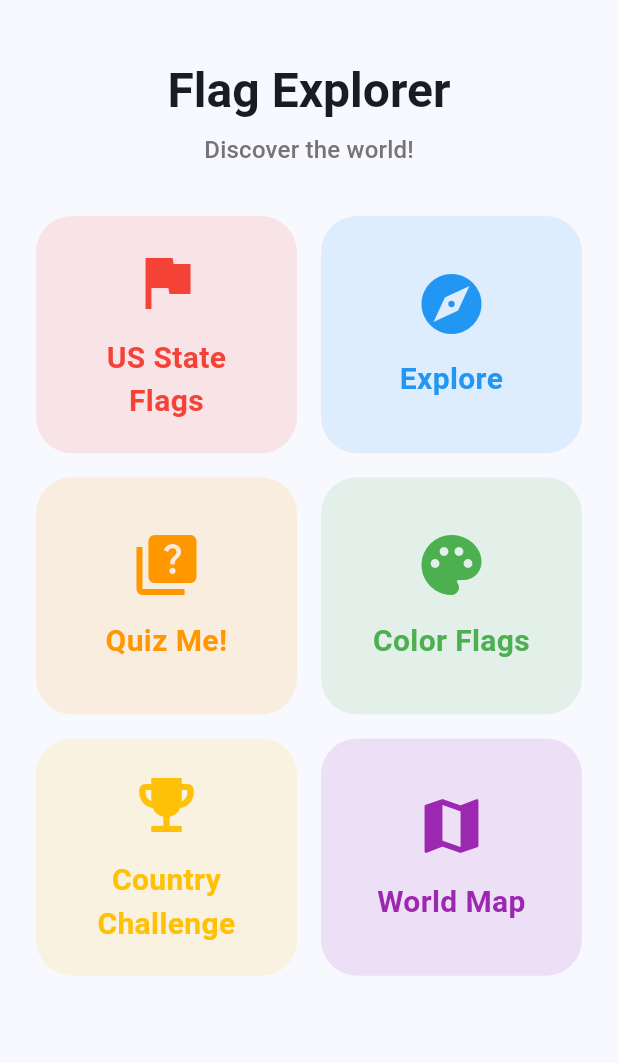
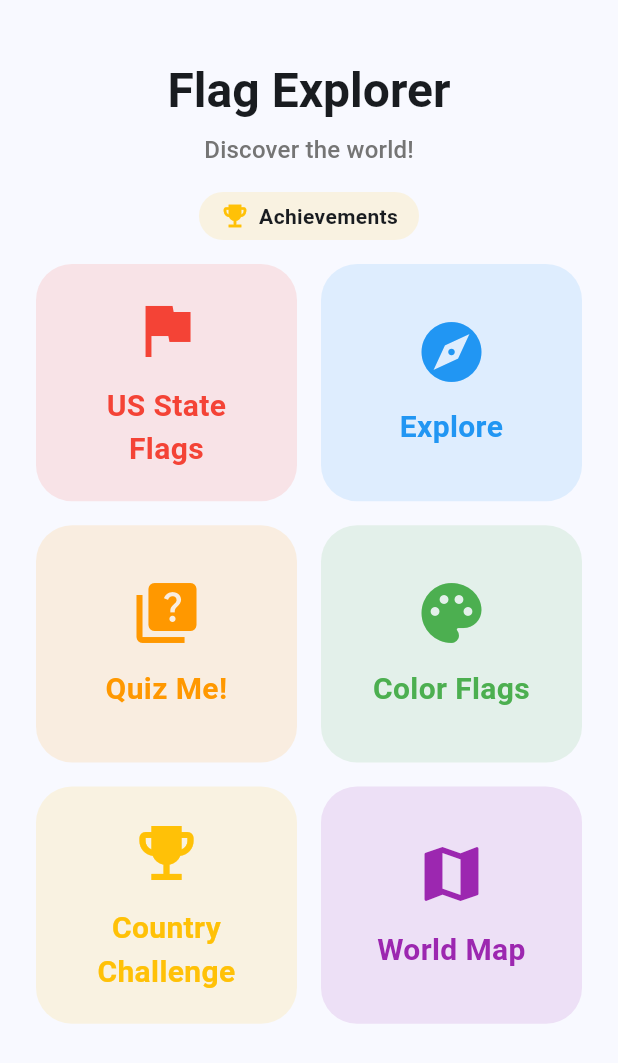
Before and after one commit to Jchishti/flag_explorer, a Flutter app: the screen it shows after launch, on a phone screen of 412 x 824 dp. Shown: the top 1063 px of the screen. Run offline on Flutter 3.47's test engine with Material 3 defaults, Android fonts, the light colour scheme and no system bars; our stand-ins replace flutter_tts, shared_preferences; missing offline and left inert: countries_world_map, country_flags, interactive_world_map.

Commit message:
Add achievement system with 30+ unlockable achievements and animated toast notifications
30 achievements across all features: first steps (explore, quiz, color, map, TTS), quiz streaks (5/10/25/50), Country Challenge medals (bronze/silver/gold/10 golds/continental champion), exploration milestones (10/50/100 countries, all continents), US state flags (streaks, speed scores), teacher mode, map features, and 4 secret achievements (Night Owl, Early Bird, Ice Explorer, Perfect Score). Achievements persisted to SharedPreferences. Animated slide-down toast with icon when unlocked. Achievements screen accessible from home.

Co-Authored-By: Oz <oz-agent@warp.dev>

```diff
--- a/lib/main.dart
+++ b/lib/main.dart
@@ -2,11 +2,13 @@ import 'package:flutter/material.dart';
 import 'package:flutter/services.dart';
 
 import 'screens/home_screen.dart';
+import 'services/achievement_service.dart';
 import 'services/player_service.dart';
 
 void main() {
   WidgetsFlutterBinding.ensureInitialized();
   PlayerService.instance.load();
+  AchievementService.instance.load();
   SystemChrome.setPreferredOrientations([
     DeviceOrientation.portraitUp,
     DeviceOrientation.landscapeLeft,
@@ -21,6 +23,7 @@ class FlagExplorerApp extends StatelessWidget {
   @override
   Widget build(BuildContext context) {
     return MaterialApp(
+      navigatorKey: AchievementService.navigatorKey,
       title: 'Flag Explorer',
       debugShowCheckedModeBanner: false,
       theme: ThemeData(
--- /dev/null
+++ b/lib/models/achievement.dart
@@ -0,0 +1,283 @@
+import 'package:flutter/material.dart';
+
+/// A single achievement definition.
+class Achievement {
+  const Achievement({
+    required this.id,
+    required this.title,
+    required this.description,
+    required this.icon,
+    required this.color,
+    this.secret = false,
+  });
+
+  final String id;
+  final String title;
+  final String description;
+  final IconData icon;
+  final Color color;
+
+  /// Secret achievements are hidden until unlocked.
+  final bool secret;
+}
+
+/// All achievements in the app.
+const List<Achievement> allAchievements = [
+  // ─── First steps ───────────────────────────────────────────────────
+  Achievement(
+    id: 'first_explore',
+    title: 'World Opener',
+    description: 'View your first country in Explore',
+    icon: Icons.explore,
+    color: Colors.blue,
+  ),
+  Achievement(
+    id: 'first_quiz',
+    title: 'Quiz Rookie',
+    description: 'Complete your first quiz question',
+    icon: Icons.quiz,
+    color: Colors.orange,
+  ),
+  Achievement(
+    id: 'first_color',
+    title: 'Young Artist',
+    description: 'Color your first flag',
+    icon: Icons.palette,
+    color: Colors.green,
+  ),
+  Achievement(
+    id: 'first_map_tap',
+    title: 'Globe Trotter',
+    description: 'Tap a country on the World Map',
+    icon: Icons.map,
+    color: Colors.purple,
+  ),
+  Achievement(
+    id: 'first_tts',
+    title: 'Polyglot Beginner',
+    description: 'Listen to "hello" in any language',
+    icon: Icons.volume_up,
+    color: Colors.teal,
+  ),
+
+  // ─── Quiz streaks ──────────────────────────────────────────────────
+  Achievement(
+    id: 'streak_5',
+    title: 'Warming Up',
+    description: 'Get a 5-question streak',
+    icon: Icons.local_fire_department,
+    color: Colors.deepOrange,
+  ),
+  Achievement(
+    id: 'streak_10',
+    title: 'On Fire',
+    description: 'Get a 10-question streak',
+    icon: Icons.local_fire_department,
+    color: Colors.deepOrange,
+  ),
+  Achievement(
+    id: 'streak_25',
+    title: 'Unstoppable',
+    description: 'Get a 25-question streak',
+    icon: Icons.local_fire_department,
+    color: Colors.red,
+  ),
+  Achievement(
+    id: 'streak_50',
+    title: 'Geography Genius',
+    description: 'Get a 50-question streak',
+    icon: Icons.psychology,
+    color: Colors.red,
+  ),
+
+  // ─── Country Challenge medals ──────────────────────────────────────
+  Achievement(
+    id: 'medal_first_bronze',
+    title: 'Bronze Beginner',
+    description: 'Earn your first bronze medal',
+    icon: Icons.emoji_events,
+    color: Colors.brown,
+  ),
+  Achievement(
+    id: 'medal_first_silver',
+    title: 'Silver Scholar',
+    description: 'Earn your first silver medal',
+    icon: Icons.emoji_events,
+    color: Colors.grey,
+  ),
+  Achievement(
+    id: 'medal_first_gold',
+    title: 'Gold Star',
+    description: 'Earn your first gold medal',
+    icon: Icons.emoji_events,
+    color: Colors.amber,
+  ),
+  Achievement(
+    id: 'medal_10_gold',
+    title: 'Medal Collector',
+    description: 'Earn 10 gold medals',
+    icon: Icons.military_tech,
+    color: Colors.amber,
+  ),
+  Achievement(
+    id: 'medal_all_continent',
+    title: 'Continental Champion',
+    description: 'Earn gold on every country in one continent',
+    icon: Icons.public,
+    color: Colors.amber,
+  ),
+
+  // ─── Exploration ───────────────────────────────────────────────────
+  Achievement(
+    id: 'explore_10',
+    title: 'Curious Traveler',
+    description: 'Explore 10 different countries',
+    icon: Icons.travel_explore,
+    color: Colors.blue,
+  ),
+  Achievement(
+    id: 'explore_50',
+    title: 'Seasoned Explorer',
+    description: 'Explore 50 different countries',
+    icon: Icons.travel_explore,
+    color: Colors.blue,
+  ),
+  Achievement(
+    id: 'explore_all_continents',
+    title: 'World Traveler',
+    description: 'Explore at least one country on every continent',
+    icon: Icons.flight,
+    color: Colors.indigo,
+  ),
+  Achievement(
+    id: 'explore_100',
+    title: 'Atlas Master',
+    description: 'Explore 100 different countries',
+    icon: Icons.auto_awesome,
+    color: Colors.indigo,
+  ),
+
+  // ─── US State Flags ────────────────────────────────────────────────
+  Achievement(
+    id: 'us_flag_streak_10',
+    title: 'State Flag Spotter',
+    description: 'Get a 10-streak on US state flags',
+    icon: Icons.flag,
+    color: Colors.red,
+  ),
+  Achievement(
+    id: 'us_flag_streak_25',
+    title: 'Vexillologist',
+    description: 'Get a 25-streak on US state flags',
+    icon: Icons.flag,
+    color: Colors.red,
+  ),
+  Achievement(
+    id: 'us_speed_20',
+    title: 'Speed Demon',
+    description: 'Score 20+ in the US State Flag speed round',
+    icon: Icons.speed,
+    color: Colors.red,
+  ),
+  Achievement(
+    id: 'us_speed_40',
+    title: 'Lightning Fast',
+    description: 'Score 40+ in the US State Flag speed round',
+    icon: Icons.flash_on,
+    color: Colors.yellow,
+  ),
+
+  // ─── Subdivision quizzes ───────────────────────────────────────────
+  Achievement(
+    id: 'sub_quiz_5_countries',
+    title: 'Deep Diver',
+    description: 'Complete state quizzes for 5 different countries',
+    icon: Icons.scuba_diving,
+    color: Colors.teal,
+  ),
+
+  // ─── Teacher mode ──────────────────────────────────────────────────
+  Achievement(
+    id: 'teacher_10',
+    title: 'Classroom Hero',
+    description: 'Quiz someone 10 times in teacher mode',
+    icon: Icons.school,
+    color: Colors.orange,
+  ),
+  Achievement(
+    id: 'teacher_50',
+    title: 'Professor',
+    description: 'Quiz someone 50 times in teacher mode',
+    icon: Icons.school,
+    color: Colors.orange,
+  ),
+
+  // ─── Map ───────────────────────────────────────────────────────────
+  Achievement(
+    id: 'map_search',
+    title: 'Navigator',
+    description: 'Use the search on the World Map',
+    icon: Icons.search,
+    color: Colors.purple,
+  ),
+  Achievement(
+    id: 'map_all_continents_zoomed',
+    title: 'Zoom Master',
+    description: 'Zoom to every continent on the map',
+    icon: Icons.zoom_in_map,
+    color: Colors.purple,
+  ),
+  Achievement(
+    id: 'state_map_viewed',
+    title: 'Cartographer',
+    description: 'View a country\'s state/province map',
+    icon: Icons.zoom_in_map,
+    color: Colors.teal,
+  ),
+
+  // ─── Fun / secret ──────────────────────────────────────────────────
+  Achievement(
+    id: 'play_all_modes',
+    title: 'Jack of All Trades',
+    description: 'Try every quiz mode in the app',
+    icon: Icons.star,
+    color: Colors.deepPurple,
+  ),
+  Achievement(
+    id: 'night_owl',
+    title: 'Night Owl',
+    description: 'Use the app after 10 PM',
+    icon: Icons.nightlight_round,
+    color: Colors.indigo,
+    secret: true,
+  ),
+  Achievement(
+    id: 'early_bird',
+    title: 'Early Bird',
+    description: 'Use the app before 7 AM',
+    icon: Icons.wb_sunny,
+    color: Colors.orange,
+    secret: true,
+  ),
+  Achievement(
+    id: 'antarctica_found',
+    title: 'Ice Explorer',
+    description: 'Find and tap Antarctica on the map',
+    icon: Icons.ac_unit,
+    color: Colors.lightBlue,
+    secret: true,
+  ),
+  Achievement(
+    id: 'perfect_10',
+    title: 'Perfect Score',
+    description: 'Get 10/10 on a country with extended facts',
+    icon: Icons.diamond,
+    color: Colors.cyan,
+    secret: true,
+  ),
+];
+
+/// Lookup by ID.
+final Map<String, Achievement> achievementById = {
+  for (final a in allAchievements) a.id: a,
+};
--- a/lib/screens/home_screen.dart
+++ b/lib/screens/home_screen.dart
@@ -1,5 +1,6 @@
 import 'package:flutter/material.dart';
 
+import 'achievements_screen.dart';
 import 'explore_screen.dart';
 import 'flag_coloring_screen.dart';
 import 'quiz_screen.dart';
@@ -32,7 +33,34 @@ class HomeScreen extends StatelessWidget {
                       color: Colors.grey[600],
                     ),
               ),
-              const SizedBox(height: 32),
+              const SizedBox(height: 16),
+              // Achievements button
+              GestureDetector(
+                onTap: () => Navigator.push(
+                  context,
+                  MaterialPageRoute(
+                      builder: (_) => const AchievementsScreen()),
+                ),
+                child: Container(
+                  padding:
+                      const EdgeInsets.symmetric(horizontal: 14, vertical: 6),
+                  decoration: BoxDecoration(
+                    color: Colors.amber.withValues(alpha: 0.12),
+                    borderRadius: BorderRadius.circular(20),
+                  ),
+                  child: const Row(
+                    mainAxisSize: MainAxisSize.min,
+                    children: [
+                      Icon(Icons.emoji_events, size: 20, color: Colors.amber),
+                      SizedBox(width: 6),
+                      Text('Achievements',
+                          style: TextStyle(
+                              fontSize: 14, fontWeight: FontWeight.w600)),
+                    ],
+                  ),
+                ),
+              ),
+              const SizedBox(height: 16),
               Expanded(
                 child: LayoutBuilder(
                   builder: (context, constraints) {
--- a/lib/screens/world_map_screen.dart
+++ b/lib/screens/world_map_screen.dart
@@ -4,6 +4,7 @@ import 'package:interactive_world_map/interactive_world_map.dart';
 
 import '../models/country.dart';
 import '../models/country_data.dart';
+import '../services/achievement_service.dart';
 import '../services/greeting_service.dart';
 import 'country_map_screen.dart';
 
@@ -47,6 +48,8 @@ class _WorldMapScreenState extends State<WorldMapScreen> {
     if (country == null) return;
 
     _controller.selectedId = mapId;
+    AchievementService.instance.unlock('first_map_tap');
+    if (iso == 'AQ') AchievementService.instance.unlock('antarctica_found');
 
     showModalBottomSheet(
       context: context,
@@ -73,6 +76,7 @@ class _WorldMapScreenState extends State<WorldMapScreen> {
   }
 
   void _searchCountry() async {
+    AchievementService.instance.unlock('map_search');
     final country = await showSearch<Country?>(
       context: context,
       delegate: _CountrySearchDelegate(),
```
Also changed, not shown: lib/screens/achievements_screen.dart (added, +81 -0 lines), lib/screens/country_challenge_screen.dart (+8 -0 lines), lib/screens/quiz_screen.dart (+12 -0 lines), lib/services/achievement_service.dart (added, +181 -0 lines).
